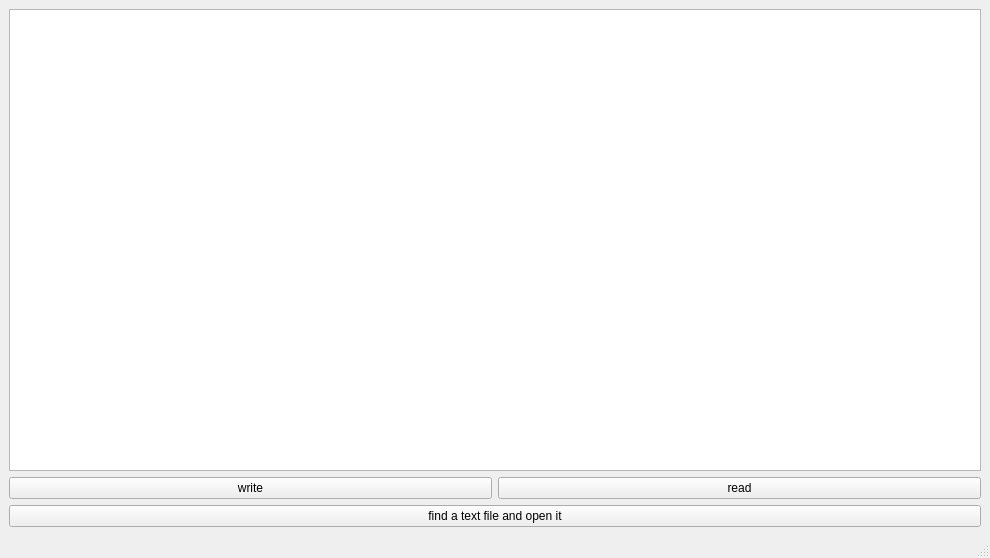
First picture: the form in 9QFile_read_and_write/QFile_Read_and_write_toafile/mainwindow.ui, repository bilalahmed14/QT-tutorial, before the edit.
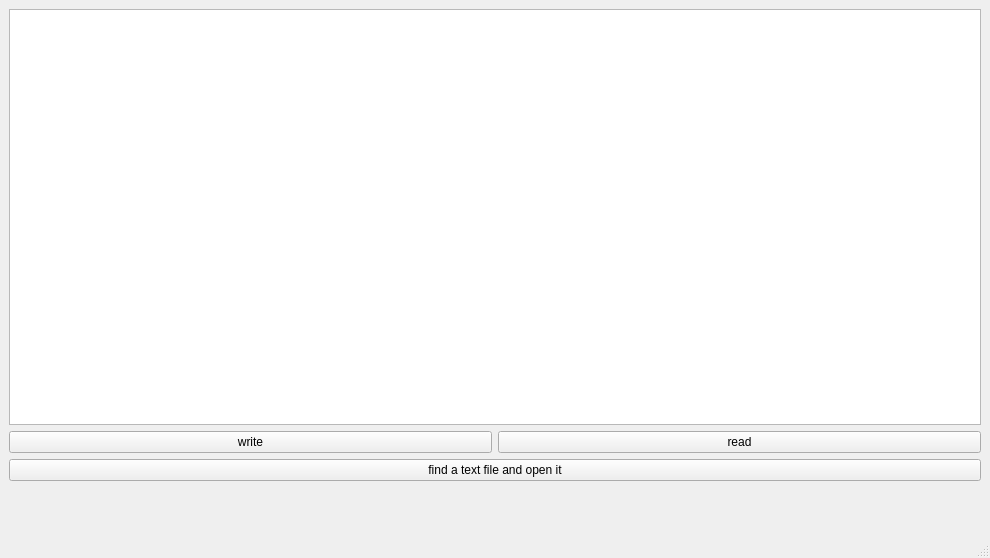
Second picture: the form after the edit.

The edit to the form file:
```diff
--- a/9QFile_read_and_write/QFile_Read_and_write_toafile/mainwindow.ui
+++ b/9QFile_read_and_write/QFile_Read_and_write_toafile/mainwindow.ui
@@ -47,6 +47,19 @@
       </property>
      </widget>
     </item>
+    <item>
+     <widget class="QLabel" name="label_timeshow">
+      <property name="font">
+       <font>
+        <pointsize>26</pointsize>
+        <bold>true</bold>
+       </font>
+      </property>
+      <property name="text">
+       <string/>
+      </property>
+     </widget>
+    </item>
    </layout>
   </widget>
   <widget class="QMenuBar" name="menubar">
```
